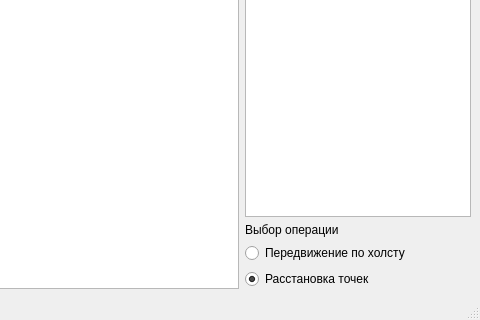
This is 2_lab/main.ui in needsomesleeptd/Compgraph as Qt 5 draws it before an edit; both pictures show x 570 to 1050 and y 203 to 523 of the 1050 by 523 pixel window. The edited form follows.
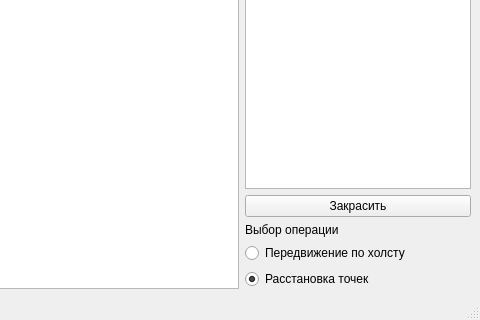
This is the edited form. Custom widgets are drawn as their Qt base class.

Commit message: implemented fill(currently not working)

The edit to the form file:
```diff
--- a/2_lab/main.ui
+++ b/2_lab/main.ui
@@ -39,6 +39,13 @@
           </property>
          </widget>
         </item>
+        <item>
+         <widget class="QPushButton" name="fill_line_by_line">
+          <property name="text">
+           <string>Закрасить</string>
+          </property>
+         </widget>
+        </item>
         <item>
          <widget class="QLabel" name="label">
           <property name="text">
```
The commit also changes 4 other files.
